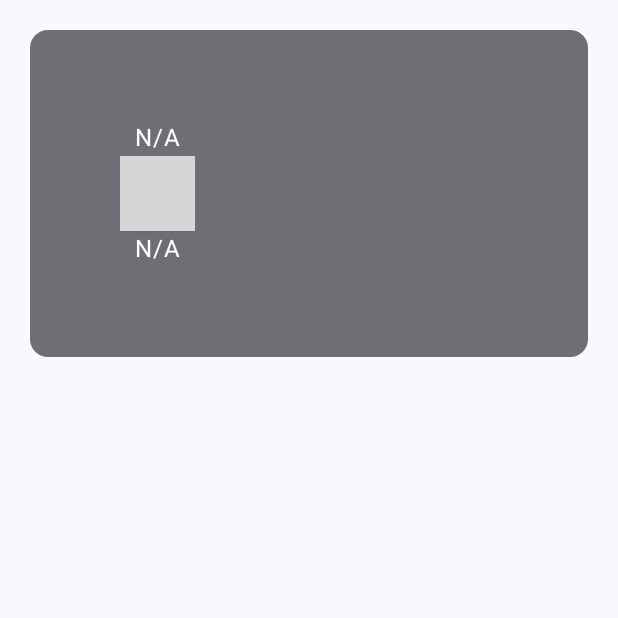
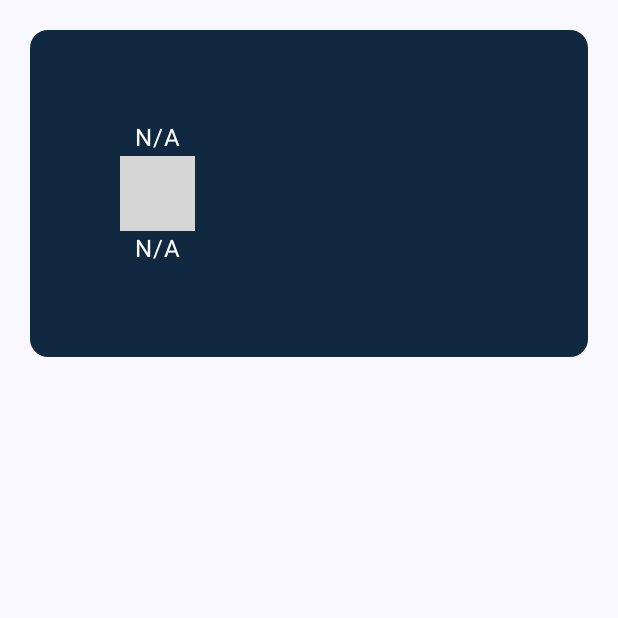
Before and after one commit to Torex9/WeatherAppPrototype, an Android app built with Jetpack Compose: the composable ForecastTile called with empty values, on a phone screen of 412 x 824 dp, the top half of it. Run offline under Robolectric (Android 15) with nearby library versions, the phone set to English and light mode, and no system bars; pictures from the network do not load; grey boxes are pictures that could not be loaded.

Commit message:
Card design update adn API call

```diff
--- a/app/src/main/java/com/rufus/weatherapp/view/ForecastSection.kt
+++ b/app/src/main/java/com/rufus/weatherapp/view/ForecastSection.kt
@@ -77,7 +77,8 @@ fun ForecastTile(temp: String, image: String, time: String) {
             .padding(20.dp)
             .fillMaxWidth(),
         colors = CardDefaults.cardColors(
-            containerColor = Color(cardColor).copy(alpha = 0.7f),
+            //containerColor = Color(cardColor).copy(alpha = 0.7f),
+            containerColor = Color(0xFF102840),
             contentColor = Color.White
         )
     ) {
@@ -93,6 +94,7 @@ fun ForecastTile(temp: String, image: String, time: String) {
                     .width(50.dp)
                     .height(50.dp),
                 contentScale = ContentScale.FillBounds
+
             )
             Text(text = time.ifEmpty { NA }, color = Color.White)
         }
```
Also changed, not shown: app/src/main/java/com/rufus/weatherapp/MainActivity.kt (+7 -2 lines).
